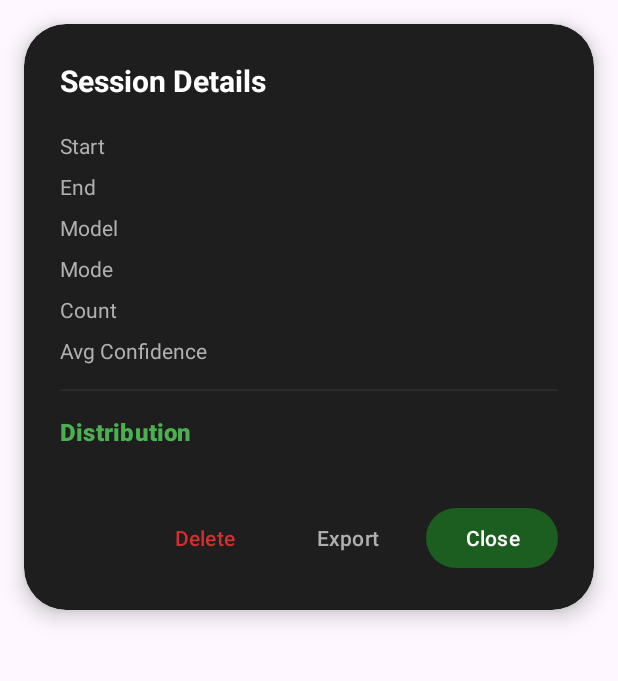
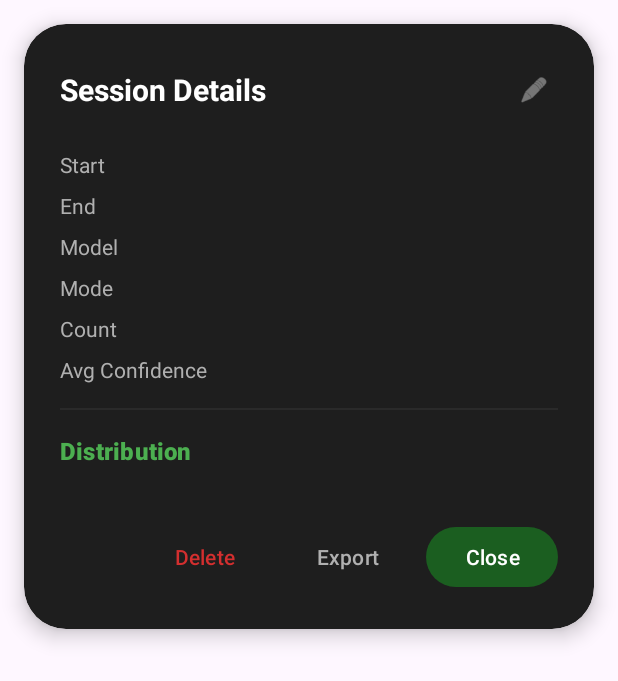
Before and after one commit to Paraa007/acoustic-scene-classification-android, an Android app: the layout dialog_history_details.xml on its own in the app's theme, with its tools: preview values and no code run, on a phone screen of 412 x 824 dp. Shown: the top 681 px of the screen. Run offline under Robolectric (Android 15) with nearby library versions, the phone set to English and light mode, and no system bars.

Commit message:
Add persistent session renaming and duration-based history UI
- Add session name persistence via SharedPreferences in PredictionRepository
  (Map<Long, String> keyed by sessionStartTime)
- Replace raw HH:mm:ss time range with session name title + duration subtitle
  in item_package.xml (e.g., "213 Aufnahmen • 38 min")
- Add formatDuration() helper for German duration strings (e.g., "12 s",
  "5 min 30 s", "1 h 15 min")
- Add rename (pencil) icon button in session details dialog header
- Implement AlertDialog-based rename flow with SharedPreferences persistence
- Default naming: "Session 1", "Session 2", etc. (chronological, oldest = 1)
- Clean up session names on package delete and clear all

https://claude.ai/code/session_01N7fSxhdtvbeeJiFWTQ4hvV

```diff
--- a/app/src/main/res/layout/dialog_history_details.xml
+++ b/app/src/main/res/layout/dialog_history_details.xml
@@ -15,16 +15,34 @@
         android:orientation="vertical"
         android:padding="24dp">
 
-        <!-- Header -->
-        <TextView
-            android:id="@+id/dialogTitle"
+        <!-- Header with Rename Button -->
+        <LinearLayout
             android:layout_width="match_parent"
             android:layout_height="wrap_content"
-            android:text="@string/session_details"
-            android:textColor="@color/text_primary"
-            android:textSize="20sp"
-            android:textStyle="bold"
-            android:layout_marginBottom="20dp" />
+            android:orientation="horizontal"
+            android:gravity="center_vertical"
+            android:layout_marginBottom="20dp">
+
+            <TextView
+                android:id="@+id/dialogTitle"
+                android:layout_width="0dp"
+                android:layout_height="wrap_content"
+                android:layout_weight="1"
+                android:text="@string/session_details"
+                android:textColor="@color/text_primary"
+                android:textSize="20sp"
+                android:textStyle="bold" />
+
+            <com.google.android.material.button.MaterialButton
+                android:id="@+id/btnRename"
+                style="@style/Widget.Material3.Button.IconButton"
+                android:layout_width="40dp"
+                android:layout_height="40dp"
+                app:icon="@android:drawable/ic_menu_edit"
+                app:iconTint="@color/text_secondary"
+                app:iconSize="20dp"
+                app:rippleColor="@color/surface_variant" />
+        </LinearLayout>
 
         <!-- Meta Data Section -->
         <LinearLayout
--- a/app/src/main/res/values/strings.xml
+++ b/app/src/main/res/values/strings.xml
@@ -177,4 +177,10 @@
     <!-- Time Analysis / Live Data Messages -->
     <string name="live_analysis_late_open">To view live analysis, open this window before recording.</string>
     <string name="live_analysis_close_warning">Please do not close this window during an active recording.</string>
+
+    <!-- Session Naming -->
+    <string name="session_rename">Session umbenennen</string>
+    <string name="session_name_hint">Neuer Name</string>
+    <string name="save">Speichern</string>
+    <string name="session_renamed">Session umbenannt</string>
 </resources>
```
Also changed, not shown: app/src/main/java/com/fzi/acousticscene/HistoryActivity.kt (+88 -13 lines), app/src/main/java/com/fzi/acousticscene/data/PredictionRepository.kt (+67 -0 lines), app/src/main/java/com/fzi/acousticscene/ui/ModernDialogHelper.kt (+18 -1 lines), app/src/main/res/layout/item_package.xml (+4 -4 lines).
